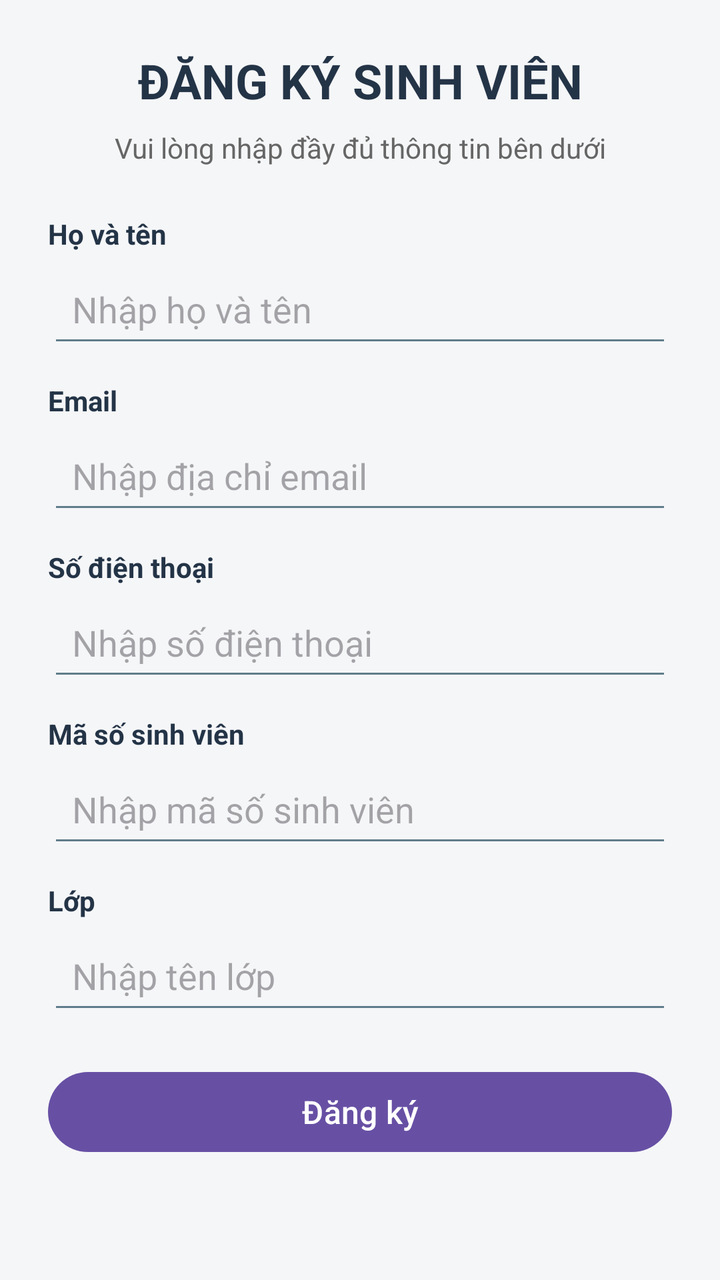
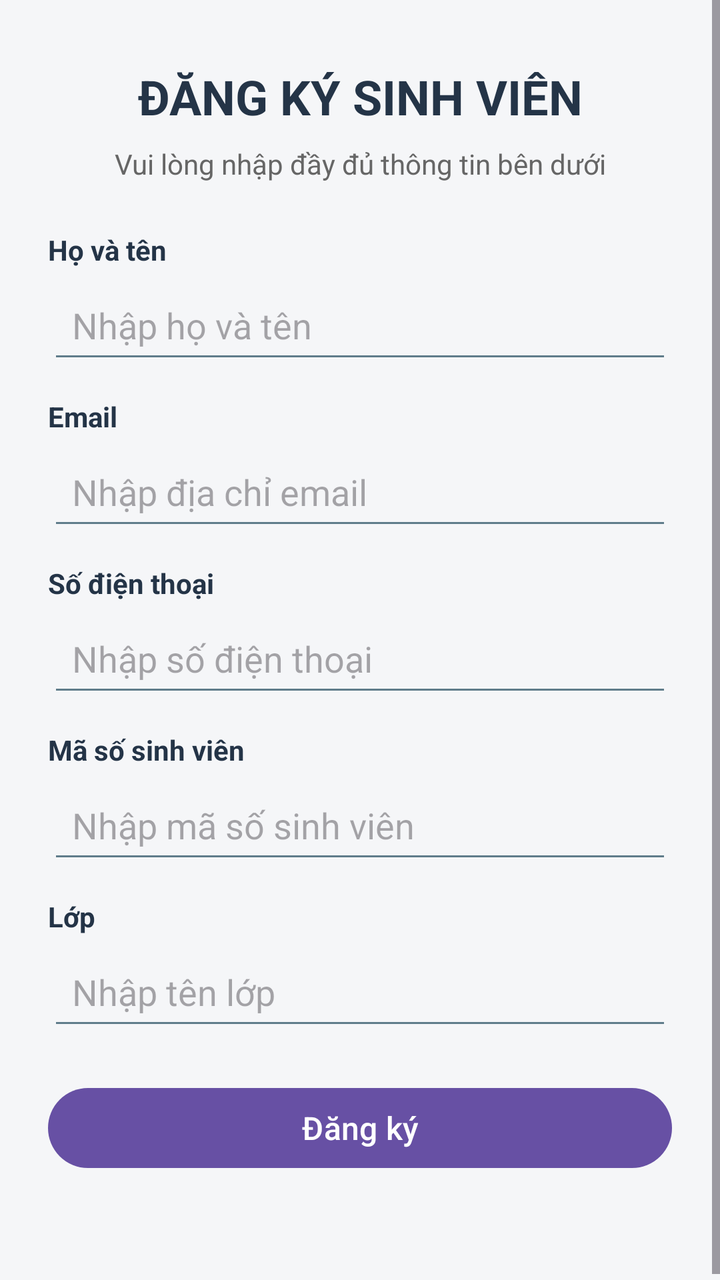

Before-and-after screenshots of an Android layout around one commit, followed by the original layout XML and the change that was made.
<!-- AndroidManifest.xml: application theme Theme._348_DoanNgocTuong_BT_Event_validation -->
<!-- res/layout/activity_main.xml -->
<?xml version="1.0" encoding="utf-8"?>
<ScrollView xmlns:android="http://schemas.android.com/apk/res/android"
    android:layout_width="match_parent"
    android:layout_height="match_parent"
    android:fillViewport="true"
    android:background="#F5F6F8">

    <LinearLayout
        android:layout_width="match_parent"
        android:layout_height="wrap_content"
        android:orientation="vertical"
        android:padding="24dp">

        <TextView
            android:layout_width="match_parent"
            android:layout_height="wrap_content"
            android:text="ĐĂNG KÝ SINH VIÊN"
            android:textColor="#243447"
            android:textSize="24sp"
            android:textStyle="bold"
            android:gravity="center"
            android:layout_marginBottom="8dp" />

        <TextView
            android:layout_width="match_parent"
            android:layout_height="wrap_content"
            android:text="Vui lòng nhập đầy đủ thông tin bên dưới"
            android:textColor="#666666"
            android:textSize="14sp"
            android:gravity="center"
            android:layout_marginBottom="24dp" />

        <TextView
            android:layout_width="match_parent"
            android:layout_height="wrap_content"
            android:text="Họ và tên"
            android:textColor="#243447"
            android:textStyle="bold"
            android:textSize="14sp" />

        <EditText
            android:id="@+id/edtHoTen"
            android:layout_width="match_parent"
            android:layout_height="wrap_content"
            android:hint="Nhập họ và tên"
            android:inputType="textPersonName|textCapWords"
            android:singleLine="true"
            android:layout_marginTop="4dp"
            android:layout_marginBottom="12dp"
            android:padding="12dp"
            android:backgroundTint="#607D8B" />

        <TextView
            android:layout_width="match_parent"
            android:layout_height="wrap_content"
            android:text="Email"
            android:textColor="#243447"
            android:textStyle="bold"
            android:textSize="14sp" />

        <EditText
            android:id="@+id/edtEmail"
            android:layout_width="match_parent"
            android:layout_height="wrap_content"
            android:hint="Nhập địa chỉ email"
            android:inputType="textEmailAddress"
            android:singleLine="true"
            android:layout_marginTop="4dp"
            android:layout_marginBottom="12dp"
            android:padding="12dp"
            android:backgroundTint="#607D8B" />

        <TextView
            android:layout_width="match_parent"
            android:layout_height="wrap_content"
            android:text="Số điện thoại"
            android:textColor="#243447"
            android:textStyle="bold"
            android:textSize="14sp" />

        <EditText
            android:id="@+id/edtSoDienThoai"
            android:layout_width="match_parent"
            android:layout_height="wrap_content"
            android:hint="Nhập số điện thoại"
            android:inputType="phone"
            android:singleLine="true"
            android:layout_marginTop="4dp"
            android:layout_marginBottom="12dp"
            android:padding="12dp"
            android:backgroundTint="#607D8B" />

        <TextView
            android:layout_width="match_parent"
            android:layout_height="wrap_content"
            android:text="Mã số sinh viên"
            android:textColor="#243447"
            android:textStyle="bold"
            android:textSize="14sp" />

        <EditText
            android:id="@+id/edtMssv"
            android:layout_width="match_parent"
            android:layout_height="wrap_content"
            android:hint="Nhập mã số sinh viên"
            android:inputType="text"
            android:singleLine="true"
            android:layout_marginTop="4dp"
            android:layout_marginBottom="12dp"
            android:padding="12dp"
            android:backgroundTint="#607D8B" />

        <TextView
            android:layout_width="match_parent"
            android:layout_height="wrap_content"
            android:text="Lớp"
            android:textColor="#243447"
            android:textStyle="bold"
            android:textSize="14sp" />

        <EditText
            android:id="@+id/edtLop"
            android:layout_width="match_parent"
            android:layout_height="wrap_content"
            android:hint="Nhập tên lớp"
            android:inputType="textCapCharacters"
            android:singleLine="true"
            android:layout_marginTop="4dp"
            android:layout_marginBottom="20dp"
            android:padding="12dp"
            android:backgroundTint="#607D8B" />

        <Button
            android:id="@+id/btnDangKy"
            android:layout_width="match_parent"
            android:layout_height="wrap_content"
            android:text="Đăng ký"
            android:textAllCaps="false"
            android:textSize="16sp" />

        <TextView
            android:id="@+id/tvThongBao"
            android:layout_width="match_parent"
            android:layout_height="wrap_content"
            android:gravity="center"
            android:text=""
            android:textColor="#D32F2F"
            android:textSize="14sp"
            android:layout_marginTop="12dp" />

    </LinearLayout>
</ScrollView>
<!-- resources referenced by this layout -->
<resources>
  <style name="Theme._348_DoanNgocTuong_BT_Event_validation" parent="Base.Theme._348_DoanNgocTuong_BT_Event_validation" />
  <style name="Base.Theme._348_DoanNgocTuong_BT_Event_validation" parent="Theme.Material3.DayNight.NoActionBar">
          
          
      </style>
</resources>

<!-- the commit's change to res/layout/activity_main.xml (unified diff, before → after) -->
@@ -3,13 +3,17 @@
     android:layout_width="match_parent"
     android:layout_height="match_parent"
     android:fillViewport="true"
-    android:background="#F5F6F8">
+    android:background="#F5F6F8"
+    android:fitsSystemWindows="true">
 
     <LinearLayout
         android:layout_width="match_parent"
         android:layout_height="wrap_content"
         android:orientation="vertical"
-        android:padding="24dp">
+        android:paddingStart="24dp"
+        android:paddingEnd="24dp"
+        android:paddingTop="32dp"
+        android:paddingBottom="24dp">
 
         <TextView
             android:layout_width="match_parent"
